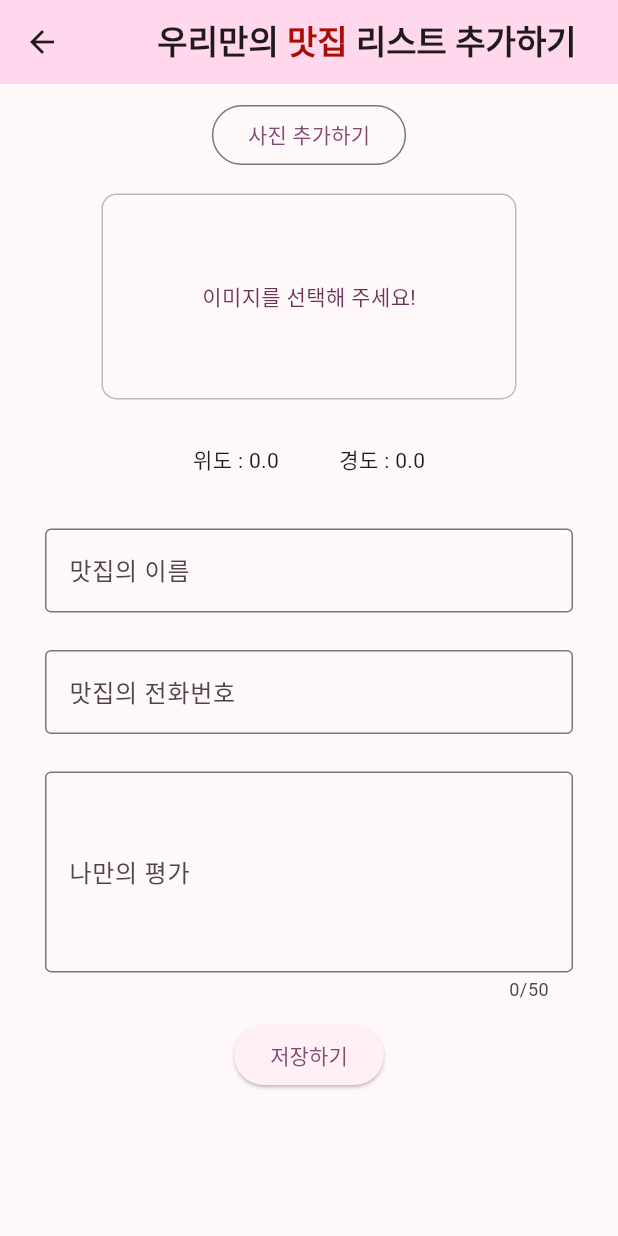
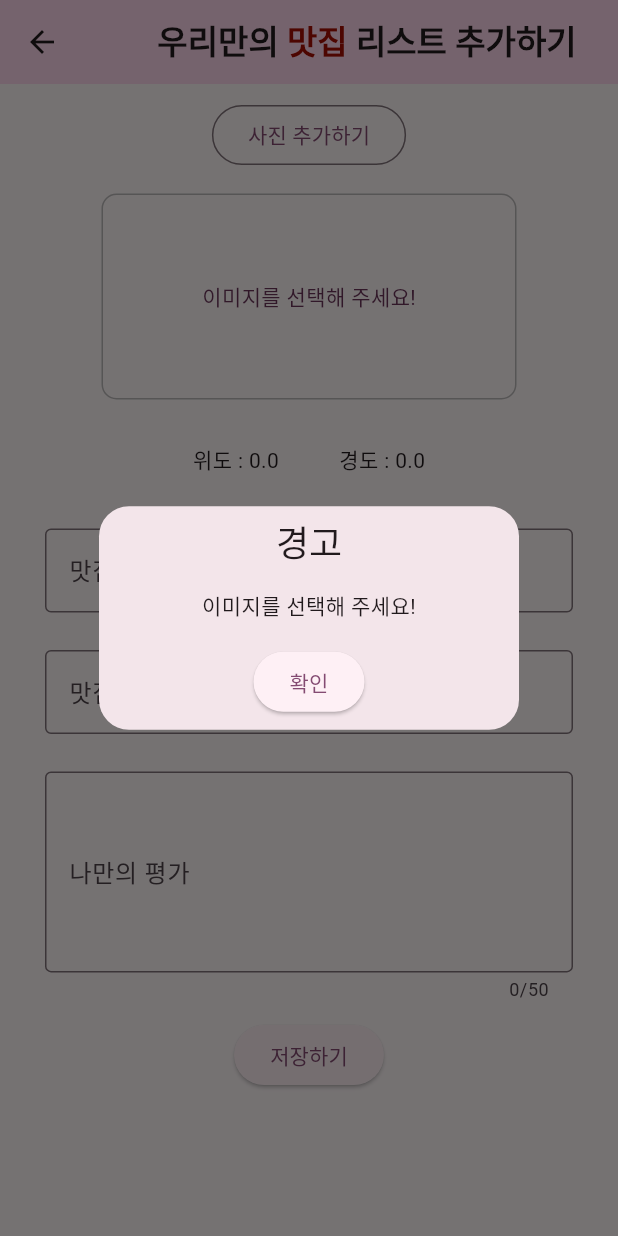
Before and after one commit to lcy0512/Must_Eat_Place, a Flutter app: the OurInsert screen opened directly, after a tap on "저장하기", on a phone screen of 412 x 824 dp. Run offline on Flutter 3.47's test engine with Material 3 defaults, Android fonts, the phone set to English and light mode, and no system bars; our stand-ins replace cloud_firestore, dio, firebase_core, firebase_storage, flutter_map, flutter_slidable and 5 more; accounts and stored records are empty; generated files the repository leaves out were written again; network calls fail.

Commit message:
2024-04-07 이미지 업로드 관련 수정

```diff
--- a/lib/view/insert/our_insert.dart
+++ b/lib/view/insert/our_insert.dart
@@ -232,8 +232,11 @@ class _OurInsertState extends State<OurInsert> {
                   ),
                   ElevatedButton(
                     onPressed: () async {
+                      if(galleryImageFile == null) {
+                        checkImage();
+                        return;
+                      }
                       dbInsertAction();
-                      // _showDiaglog();
                     },
                     child: const Text('저장하기')
                   )
@@ -282,15 +285,17 @@ class _OurInsertState extends State<OurInsert> {
 
     String result = '';
 
-    result = await uploadImage();
+    String time = DateTime.now().toString();
+
+    result = await uploadImage(time);
 
     if(result == 'success') {
       // 이미지 업로드 성공
       result = '';
 
-      String image = '${nameController.text}_${latData}_$longData.jpg';
+      String imageName = '${nameController.text}_${latData}_${longData}_$time.jpg';
 
-      var url = Uri.parse('http://localhost:8080/Flutter/MustEatPlace/insert_musteat_list.jsp?name=$name&phone=$phone&lat=$latData&lng=$longData&image=$image&estimate=$estimate&initdate=$initdate');
+      var url = Uri.parse('http://localhost:8080/Flutter/MustEatPlace/insert_musteat_list.jsp?name=$name&phone=$phone&lat=$latData&lng=$longData&image=$imageName&estimate=$estimate&initdate=$initdate');
       var response = await http.get(url);
       var convert = await json.decode(utf8.decode(response.bodyBytes));
       result = convert['result'];
@@ -308,11 +313,13 @@ class _OurInsertState extends State<OurInsert> {
     }
   }
 
-  Future<String> uploadImage() async {
+  Future<String> uploadImage(time) async {
     dio.Dio dioImage = dio.Dio();
 
+    String imageName = '${nameController.text}_${latData}_${longData}_$time.jpg';
+
     final formData = dio.FormData.fromMap({
-      'file': await dio.MultipartFile.fromFile(galleryImageFile!.path, filename: '${nameController.text}_${latData}_$longData.jpg'),
+      'file': await dio.MultipartFile.fromFile(galleryImageFile!.path, filename: imageName),
     });
 
     dio.Response response = await dioImage.post('http://localhost:8080/Flutter/MustEatPlace/upload_image.jsp', data: formData);
@@ -342,5 +349,18 @@ class _OurInsertState extends State<OurInsert> {
     );
   }
 
+  checkImage() {
+    Get.defaultDialog(
+      title: '경고',
+      middleText: '이미지를 선택해 주세요!',
+      barrierDismissible: false,
+      actions: [
+        ElevatedButton(
+          onPressed: () => Get.back(),
+          child: const Text('확인')
+        )
+      ]
+    );
+  }
 
 }
--- a/lib/view/our_restaurant.dart
+++ b/lib/view/our_restaurant.dart
@@ -85,7 +85,7 @@ class _OurRestaurantState extends State<OurRestaurant> {
             padding: const EdgeInsets.fromLTRB(0, 0, 10, 0),
             child: IconButton(
                 onPressed: () {
-                  Get.to(const OurInsert())!.then((value) => reloadData());
+                  Get.to(const OurInsert())!.then((value) => setState(() {reloadData();}));
                 }, icon: const Icon(Icons.add_circle_outline)),
           )
         ],
--- a/lib/view/own_restaurant.dart
+++ b/lib/view/own_restaurant.dart
@@ -112,7 +112,7 @@ class _OwnRestaurantState extends State<OwnRestaurant> {
                         SlidableAction(
                           onPressed: (context) async {
                             _showDiaglog();
-                            await handler.deleteReview(snapshot.data![index].name);
+                            await handler.deleteReview(snapshot.data![index].seq);
                           },
                           icon: Icons.delete_outline,
                           label: '삭제하기',
--- a/lib/view/update/everyone_update.dart
+++ b/lib/view/update/everyone_update.dart
@@ -259,8 +259,9 @@ class _EveryoneUpdateState extends State<EveryoneUpdate> {
   }
 
   Future<String> preparingImage() async {
+    FirebaseStorage.instance.ref().child('musteatplaceimage').child('${argument.name}_${latData}_${longData}_${argument.initdate}.png').delete();
+
     final firebaseStorage = FirebaseStorage.instance.ref().child('musteatplaceimage').child('${nameController.text}_${latData}_${longData}_${argument.initdate}.png');
-    await firebaseStorage.delete();
     await firebaseStorage.putFile(imgFile!);
 
     String downloadURL = await firebaseStorage.getDownloadURL();
--- a/lib/vm/db_handler.dart
+++ b/lib/vm/db_handler.dart
@@ -62,11 +62,11 @@ class DatabaseHandler {
     return result;
   }
 
-  Future<void> deleteReview(String seq) async {
+  Future<void> deleteReview(int? seq) async {
     final Database db = await initalizeDB();
     await db.rawDelete(
       'DELETE FROM musteatplace '
-      'WHERE name = ?',
+      'WHERE seq = ?',
       [seq]
     );
   }
```
Also changed, not shown: lib/view/insert/own_insert.dart (+33 -12 lines), lib/view/update/our_update.dart (+7 -7 lines), 3 other files.
